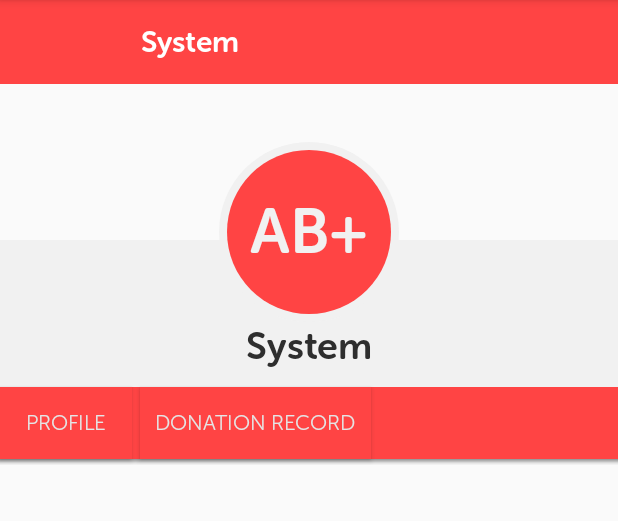
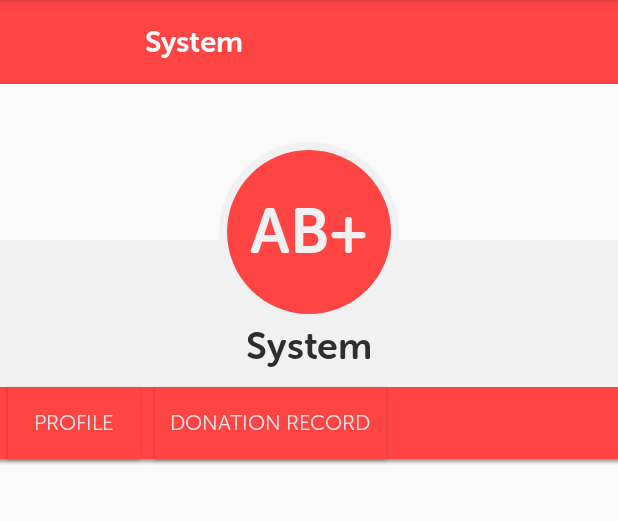
Before and after one commit to RaggedyCoder/Donate_Life, an Android app: the layout fragment_profile.xml on its own in the app's theme, with its tools: preview values and no code run, on a phone screen of 412 x 824 dp, the part 84-605 px from its top. Run offline under Robolectric (Android 15) with nearby library versions, the phone set to English and light mode, and no system bars.

Commit message:
change commit

```diff
--- a/app/src/main/java/com/project/bluepandora/blooddonation/adapter/DonationRecordAdapter.java
+++ b/app/src/main/java/com/project/bluepandora/blooddonation/adapter/DonationRecordAdapter.java
@@ -55,7 +55,7 @@
                     (int) TypedValue.applyDimension(TypedValue.COMPLEX_UNIT_DIP,
                             310, activity.getResources().getDisplayMetrics())));
         else {
-            convertView.setLayoutParams(new GridView.LayoutParams(225,
+            convertView.setLayoutParams(new GridView.LayoutParams(235,
                     (int) TypedValue.applyDimension(TypedValue.COMPLEX_UNIT_DIP,
                             310 / 2, activity.getResources().getDisplayMetrics())));
         }
--- a/app/src/main/res/drawable/tab_button_selected.xml
+++ b/app/src/main/res/drawable/tab_button_selected.xml
@@ -5,12 +5,12 @@
         <shape
             android:dither="true"
             android:shape="rectangle">
-            <solid android:color="@color/holo_blue_dark" />
+            <solid android:color="@color/holo_blue_light" />
 
         </shape>
     </item>
-    <item android:bottom="5dip">
-        <shape
+    <item android:bottom="2.5dip">
+    <shape
             android:dither="true"
             android:shape="rectangle">
             <solid android:color="@color/holo_red_light" />
--- a/app/src/main/res/layout/fragment_profile.xml
+++ b/app/src/main/res/layout/fragment_profile.xml
@@ -36,7 +36,7 @@
                 android:horizontalSpacing="0dip"
                 android:numColumns="2"
                 android:stretchMode="columnWidth"
-                android:verticalSpacing="0dip" />
+                android:verticalSpacing="2.5dip" />
         </ViewSwitcher>
     </RelativeLayout>
 
@@ -128,6 +128,8 @@
                 android:layout_margin="3dip"
                 android:gravity="center"
                 android:text="@string/dummy_name"
+                android:layout_marginLeft="5dip"
+                android:padding="2.5dip"
                 android:textColor="#ffffff"
                 android:textSize="20sp"
                 app:font="MuseoSansRounded-700.otf" />
@@ -176,6 +178,7 @@
             android:layout_height="48dip"
             android:layout_alignParentBottom="true"
             android:layout_marginBottom="4dip"
+            android:layout_marginLeft="5dip"
             android:background="@drawable/tab_button"
             android:padding="10dip"
             android:selectAllOnFocus="true"
@@ -189,7 +192,7 @@
             android:layout_height="48dip"
             android:layout_alignParentBottom="true"
             android:layout_marginBottom="4dip"
-            android:layout_marginLeft="5dip"
+            android:layout_marginLeft="10dip"
             android:layout_toRightOf="@+id/profile_button"
             android:background="@drawable/tab_button"
             android:padding="10dip"
```
Also changed, not shown: app/src/main/java/com/project/bluepandora/blooddonation/fragments/ProfileDetailsFragment.java (+35 -9 lines).
